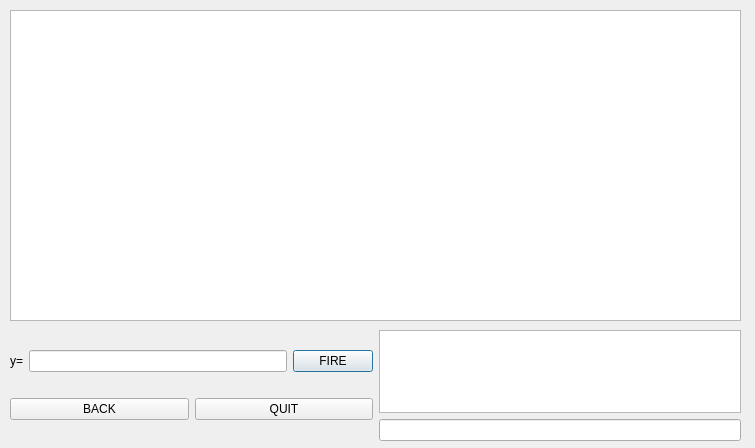
Above: MATFWars/wargame.ui from Divljo31/MATFWars before the change. Below: the same form after it.
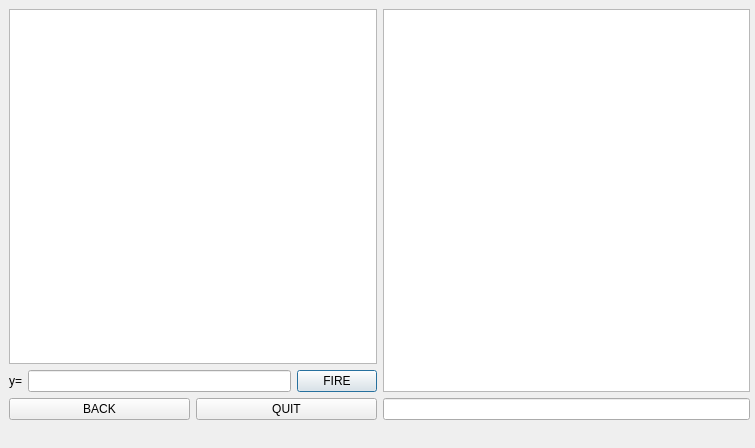
That is the form after the change.

```diff
--- a/MATFWars/wargame.ui
+++ b/MATFWars/wargame.ui
@@ -16,15 +16,20 @@
   <widget class="QWidget" name="horizontalLayoutWidget_3">
    <property name="geometry">
     <rect>
-     <x>10</x>
-     <y>330</y>
-     <width>731</width>
-     <height>111</height>
+     <x>9</x>
+     <y>9</y>
+     <width>741</width>
+     <height>411</height>
     </rect>
    </property>
+   <layout class="QVBoxLayout" name="verticalLayout_3">
+    <item>
    <layout class="QHBoxLayout" name="horizontalLayout_3">
     <item>
      <layout class="QVBoxLayout" name="verticalLayout">
+        <item>
+         <widget class="QGraphicsView" name="function_graphicsView"/>
+        </item>
       <item>
        <layout class="QHBoxLayout" name="horizontalLayout">
         <item>
@@ -77,16 +82,8 @@
      </layout>
     </item>
    </layout>
-  </widget>
-  <widget class="QTextBrowser" name="textBrowser_2">
-   <property name="geometry">
-    <rect>
-     <x>10</x>
-     <y>10</y>
-     <width>731</width>
-     <height>311</height>
-    </rect>
-   </property>
+    </item>
+   </layout>
   </widget>
  </widget>
  <resources/>
```
Left out of the diff: 10 changed lines with no effect on the pictures. Lines whose indentation alone changed are shown as unchanged.
